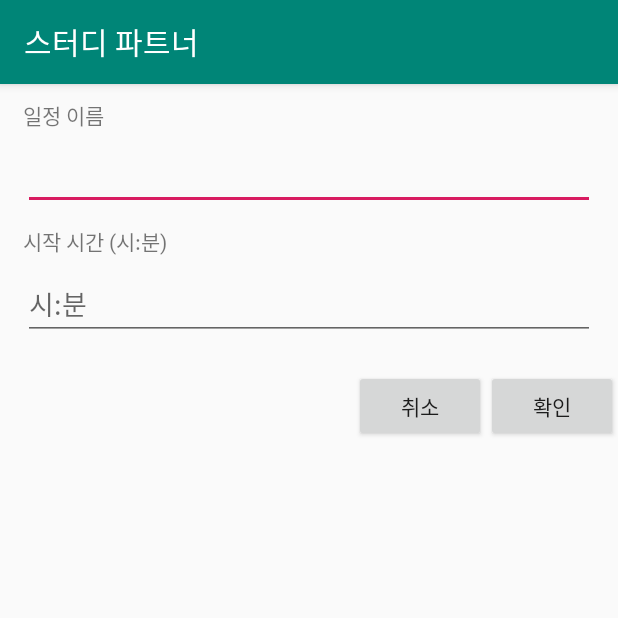
After one commit to njw1204/study-partner, an Android app: the AddScheduleActivity screen opened directly, with no data from a screen before it, on a phone screen of 412 x 824 dp, the top half of it. The commit adds this screen. Run offline under Robolectric (Android 15) with nearby library versions, the light colour scheme and no system bars; our stand-ins replace Firebase (no records; nobody signed in at launch, a user with empty details on screens opened directly).

Commit message:
Plan activity fix and firebase connection

```diff
--- /dev/null
+++ b/app/src/main/java/me/blog/njw1204/studypartner/AddScheduleActivity.java
@@ -0,0 +1,74 @@
+package me.blog.njw1204.studypartner;
+
+import android.app.TimePickerDialog;
+import android.content.Intent;
+import android.support.v7.app.AppCompatActivity;
+import android.os.Bundle;
+import android.view.View;
+import android.widget.EditText;
+import android.widget.TimePicker;
+import android.widget.Toast;
+
+import com.google.firebase.database.DatabaseReference;
+import com.google.firebase.database.FirebaseDatabase;
+
+import java.util.Calendar;
+
+public class AddScheduleActivity extends AppCompatActivity {
+
+    private EditText Edit_Time;
+    private String ScheduleName;
+    private String ScheduleTime;
+    Integer fyear, fmonth, fday;
+
+    private FirebaseDatabase firebaseDatabase = FirebaseDatabase.getInstance();
+    private DatabaseReference databaseReference = firebaseDatabase.getReference();
+
+    @Override
+    protected void onCreate(Bundle savedInstanceState) {
+        super.onCreate(savedInstanceState);
+        setContentView(R.layout.activity_add_schedule);
+
+        Edit_Time = findViewById(R.id.newScheduleStartTime);
+
+        Intent intent = getIntent();
+        fyear = intent.getIntExtra("year", Calendar.getInstance().get(Calendar.YEAR));
+        fmonth = intent.getIntExtra("month", Calendar.getInstance().get(Calendar.MONTH));
+        fday = intent.getIntExtra("day", Calendar.getInstance().get(Calendar.DAY_OF_MONTH));
+
+        LetClickListener();
+    }
+
+    private void LetClickListener() {
+        Edit_Time.setOnClickListener(new View.OnClickListener() {
+            @Override
+            public void onClick(View view) {
+                TimePickerDialog timePickerDialog = new TimePickerDialog(AddScheduleActivity.this, new TimePickerDialog.OnTimeSetListener() {
+                    @Override
+                    public void onTimeSet(TimePicker timePicker, int hour, int minute) {
+                        Edit_Time.setText(hour + ":" + minute);
+                    }
+                }, Calendar.getInstance().get(Calendar.HOUR_OF_DAY), Calendar.getInstance().get(Calendar.MINUTE), true);
+                timePickerDialog.show();
+            }
+        });
+        findViewById(R.id.ok_button).setOnClickListener(new View.OnClickListener() {
+            @Override
+            public void onClick(View view) {
+                Toast.makeText(getApplicationContext(), Edit_Time.getText().toString(), Toast.LENGTH_LONG).show();
+                ScheduleName = ((EditText)findViewById(R.id.newScheduleName)).getText().toString();
+                ScheduleTime =  fyear.toString() + "/" + fmonth.toString() + "/" + fday.toString() + "-"
+                        + (Edit_Time.getText().toString());
+                PlanDTO schedule = new PlanDTO(ScheduleName, ScheduleTime);
+                databaseReference.child("Plan").child(getIntent().getStringExtra("studyname")).push().setValue(schedule);
+                finish();
+            }
+        });
+        findViewById(R.id.cancel_button).setOnClickListener(new View.OnClickListener() {
+            @Override
+            public void onClick(View view) {
+                finish();
+            }
+        });
+    }
+}
--- /dev/null
+++ b/app/src/main/res/layout/activity_add_schedule.xml
@@ -0,0 +1,72 @@
+<?xml version="1.0" encoding="utf-8"?>
+<RelativeLayout xmlns:android="http://schemas.android.com/apk/res/android"
+    android:layout_width="match_parent"
+    android:layout_height="match_parent"
+    xmlns:tools="http://schemas.android.com/tools"
+    xmlns:app="http://schemas.android.com/apk/res-auto"
+    tools:context=".AddScheduleActivity">
+
+    <TextView
+        android:id="@+id/textView1"
+        android:layout_width="wrap_content"
+        android:layout_height="wrap_content"
+        android:layout_alignParentLeft="true"
+        android:layout_alignParentTop="true"
+        android:layout_marginLeft="15dp"
+        android:layout_marginTop="10dp"
+        android:text="일정 이름" />
+
+    <EditText
+        android:id="@+id/newScheduleName"
+        android:layout_width="match_parent"
+        android:layout_height="wrap_content"
+        android:layout_below="@+id/textView1"
+        android:layout_alignParentLeft="true"
+        android:layout_marginLeft="15dp"
+        android:layout_marginTop="7dp"
+        android:layout_marginRight="15dp"
+        android:ems="10"
+        android:inputType="textPersonName" />
+
+    <TextView
+        android:id="@+id/textView2"
+        android:layout_width="wrap_content"
+        android:layout_height="wrap_content"
+        android:layout_below="@+id/newScheduleName"
+        android:layout_alignParentLeft="true"
+        android:layout_marginLeft="15dp"
+        android:layout_marginTop="10dp"
+        android:text="시작 시간 (시:분)" />
+
+    <EditText
+        android:id="@+id/newScheduleStartTime"
+        android:layout_width="match_parent"
+        android:layout_height="wrap_content"
+        android:layout_below="@+id/textView2"
+        android:layout_alignParentLeft="true"
+        android:layout_marginLeft="15dp"
+        android:layout_marginTop="7dp"
+        android:layout_marginRight="15dp"
+        android:clickable="true"
+        android:ems="10"
+        android:focusable="false"
+        android:hint="시:분"/>
+
+    <Button
+        android:id="@+id/ok_button"
+        android:layout_width="wrap_content"
+        android:layout_height="wrap_content"
+        android:layout_below="@+id/newScheduleStartTime"
+        android:layout_alignParentRight="true"
+        android:layout_marginTop="20dp"
+        android:text="확인" />
+
+    <Button
+        android:id="@+id/cancel_button"
+        android:layout_width="wrap_content"
+        android:layout_height="wrap_content"
+        android:layout_below="@+id/newScheduleStartTime"
+        android:layout_marginTop="20dp"
+        android:layout_toLeftOf="@+id/ok_button"
+        android:text="취소" />
+</RelativeLayout>
--- a/app/src/main/res/values/colors.xml
+++ b/app/src/main/res/values/colors.xml
@@ -13,4 +13,5 @@
     <color name="transparent">#00000000</color>
     <color name="m_grey_200">#eeeeee</color>
     <color name="bottom_navi_color">#d8d8d8</color>
+    <color name="calendarselect">#ffcc80</color>
 </resources>
```
Also changed, not shown: app/src/main/AndroidManifest.xml (+7 -3 lines), app/src/main/java/me/blog/njw1204/studypartner/PlanDTO.java (added, +29 -0 lines), app/src/main/java/me/blog/njw1204/studypartner/StudyPlanActivity.java (+86 -30 lines), app/src/main/res/layout/activity_study_plan.xml (+11 -2 lines).
